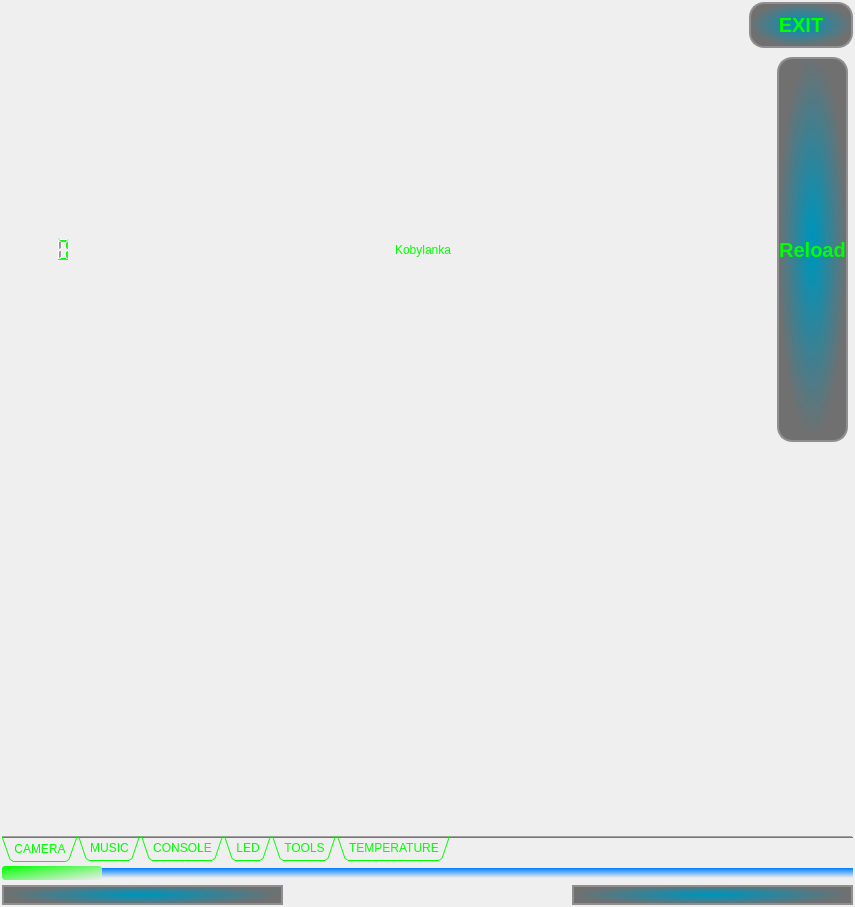
Above: iDom_Client/idom_client.ui from cyniu88/QT_kurs before the change. Below: the same form after it.
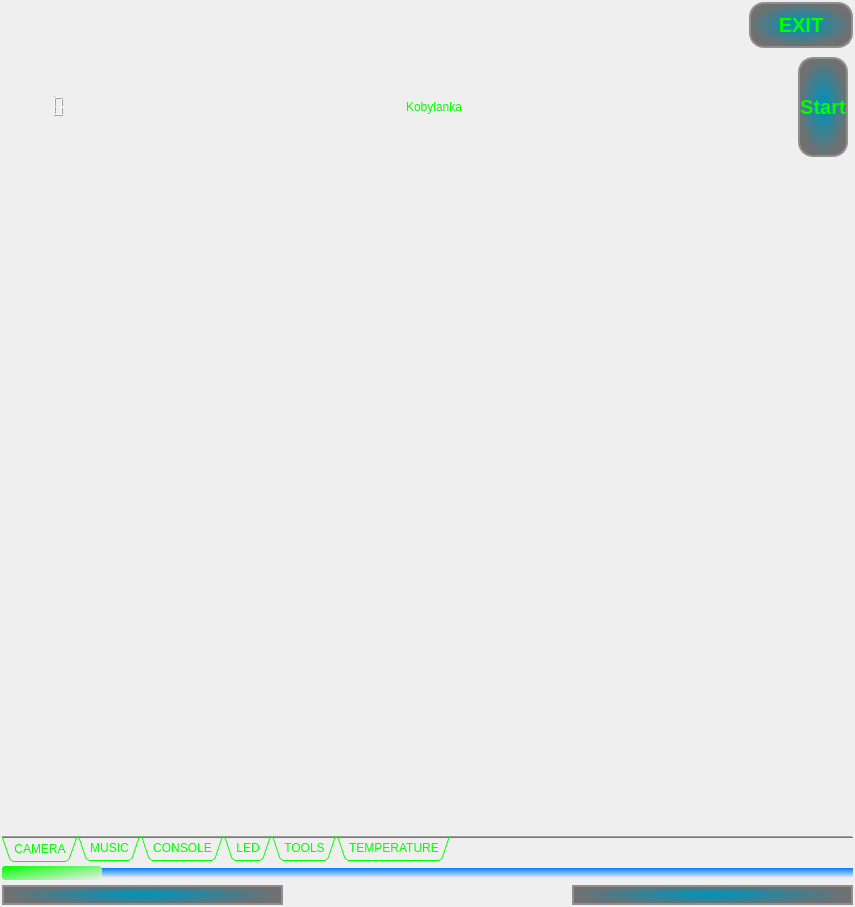
That is the form after the change. The open tabs and pages were chosen to show the change. Icons and pictures are not drawn.

Commit message: praca z obrazem

The edit to the form file:
```diff
--- a/iDom_Client/idom_client.ui
+++ b/iDom_Client/idom_client.ui
@@ -147,7 +147,7 @@
                 <item>
                  <widget class="QLCDNumber" name="snap_counter">
                   <property name="sizePolicy">
-                   <sizepolicy hsizetype="Minimum" vsizetype="Ignored">
+                   <sizepolicy hsizetype="Minimum" vsizetype="Fixed">
                     <horstretch>0</horstretch>
                     <verstretch>0</verstretch>
                    </sizepolicy>
@@ -157,7 +157,7 @@
                 <item>
                  <widget class="QLineEdit" name="lineEdit">
                   <property name="sizePolicy">
-                   <sizepolicy hsizetype="Expanding" vsizetype="Ignored">
+                   <sizepolicy hsizetype="Expanding" vsizetype="Fixed">
                     <horstretch>0</horstretch>
                     <verstretch>0</verstretch>
                    </sizepolicy>
@@ -176,11 +176,17 @@
                 <item>
                  <widget class="QPushButton" name="camera_button_reload">
                   <property name="sizePolicy">
-                   <sizepolicy hsizetype="Minimum" vsizetype="Ignored">
+                   <sizepolicy hsizetype="Minimum" vsizetype="Fixed">
                     <horstretch>0</horstretch>
                     <verstretch>0</verstretch>
                    </sizepolicy>
                   </property>
+                  <property name="minimumSize">
+                   <size>
+                    <width>0</width>
+                    <height>100</height>
+                   </size>
+                  </property>
                   <property name="styleSheet">
                    <string notr="true">QPushButton {background-color: qradialgradient(spread:pad, cx:0.499807, cy:0.489, radius:0.5, fx:0.499, fy:0.488909, stop:0.0795455 rgba(0, 147, 185, 255), stop:1 rgba(30, 30, 30, 155));
  border: 2px solid #8f8f91;
@@ -194,7 +200,7 @@
  </string>
                   </property>
                   <property name="text">
-                   <string>Reload</string>
+                   <string>Start</string>
                   </property>
                  </widget>
                 </item>
@@ -217,7 +223,7 @@
                    <item row="0" column="0">
                     <widget class="QLabel" name="camera_label">
                      <property name="sizePolicy">
-                      <sizepolicy hsizetype="Preferred" vsizetype="Ignored">
+                      <sizepolicy hsizetype="Preferred" vsizetype="Preferred">
                        <horstretch>0</horstretch>
                        <verstretch>0</verstretch>
                       </sizepolicy>
```
Left out of the diff: 4 changed lines with no effect on the pictures. The commit also changes 2 other files.
